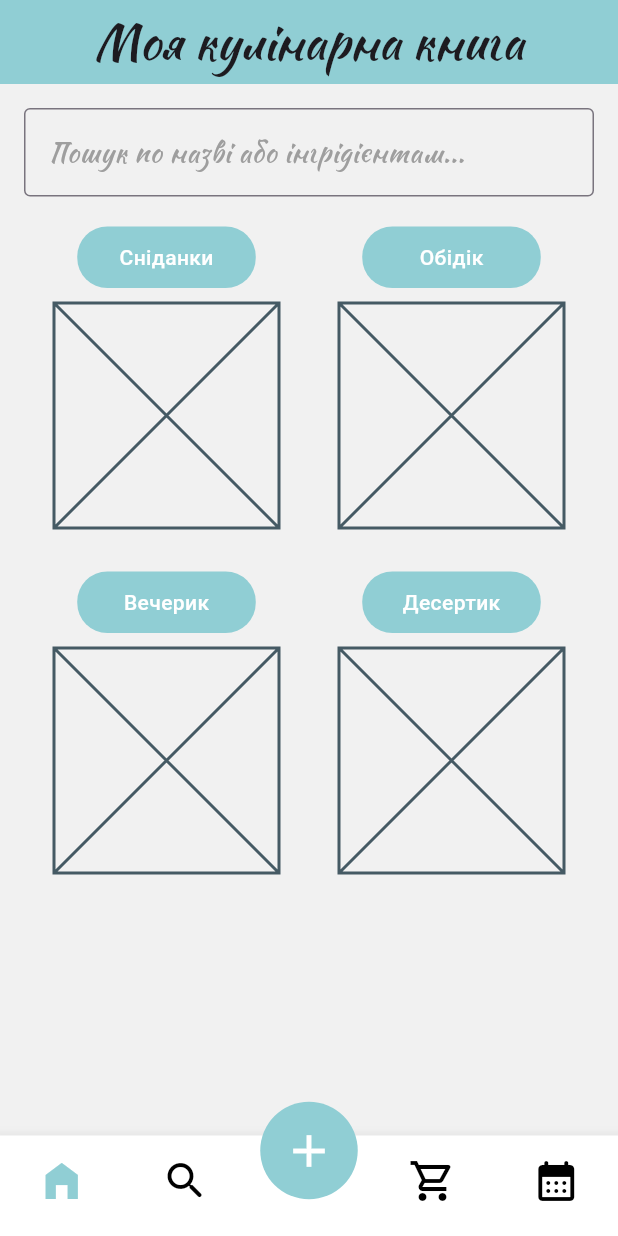
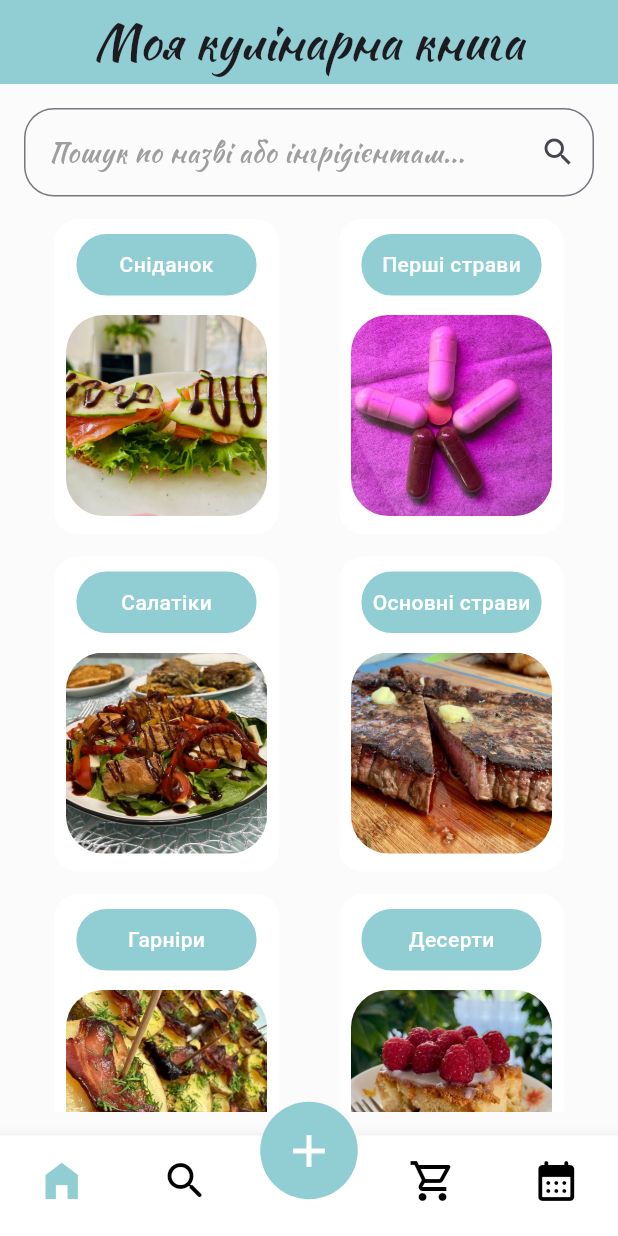
Before and after one commit to Lorekain/dartlearning, a Flutter app: the screen it shows after launch, on a phone screen of 412 x 824 dp. Run offline on Flutter 3.47's test engine with Material 3 defaults, Android fonts, the phone set to English and light mode, and no system bars; project files that could hold a hidden picture were left out.

Commit message:
added routes and scrolling home page

```diff
--- a/cooking_book/cooking_book/lib/main.dart
+++ b/cooking_book/cooking_book/lib/main.dart
@@ -1,5 +1,5 @@
-import 'package:cooking_book/widgets/bottom_navigation_bar.dart';
-import 'package:cooking_book/widgets/category_card.dart';
+import 'package:cooking_book/pages/breakfast.dart';
+import 'package:cooking_book/pages/home.dart';
 import 'package:flutter/material.dart';
 import 'package:flutter/services.dart';
 
@@ -16,80 +16,14 @@ class MainApp extends StatelessWidget {
       systemNavigationBarColor: Colors.white, // Колір навігаційної панелі
       statusBarColor: Colors.transparent, // Колір статус-бару
     ));
-    final String font = 'Miama Nueva';
+
     return MaterialApp(
       debugShowCheckedModeBanner: false,
-      home: Scaffold(
-        appBar: AppBar(
-          title: const Center(
-              child: Text(
-            'Моя кулінарна книга',
-            style: TextStyle(
-              fontFamily: 'Sweet Mavka Script',
-              //   fontWeight: FontWeight.w300,
-              fontSize: 32,
-            ),
-          )),
-          backgroundColor: const Color(0xFF90CED4),
-        ),
-        backgroundColor: const Color.fromARGB(255, 241, 241, 241),
-
-        floatingActionButtonLocation: // Кнопка добавити рецепт
-            FloatingActionButtonLocation.centerDocked,
-        floatingActionButton: Container(
-          margin: const EdgeInsets.only(top: 20),
-          width: 65,
-          height: 65,
-          child: FloatingActionButton(
-            backgroundColor: const Color(0xFF90CED4),
-            shape: const CircleBorder(),
-            elevation: 0,
-            onPressed: () {},
-            child: const Icon(
-              Icons.add,
-              color: Colors.white,
-              size: 36,
-            ),
-          ),
-        ), // Кінець кнопки добавити рецепт
-        bottomNavigationBar: const BottomBar(),
-        body: Padding(
-          padding: const EdgeInsets.all(16.0),
-          child: Column(
-            mainAxisAlignment: MainAxisAlignment.start,
-            children: [
-              TextFormField(
-                decoration: const InputDecoration(
-                    border: OutlineInputBorder(),
-                    hintText: 'Пошук по назві або інгрідієнтам...',
-                    hintStyle: TextStyle(
-                      color: Colors.grey,
-                      fontFamily: 'Sweet Mavka Script',
-                      //  fontWeight: FontWeight.w600,
-                      fontSize: 18,
-                    )),
-              ),
-              const SizedBox(
-                height: 20,
-              ),
-              const Row(
-                mainAxisAlignment: MainAxisAlignment.spaceAround,
-                children: [
-                  CategoryCard(categoryTitle: 'Сніданки'),
-                  CategoryCard(categoryTitle: 'Обідік'),
-                ],
-              ),
-              const Row(
-                mainAxisAlignment: MainAxisAlignment.spaceAround,
-                children: [
-                  CategoryCard(categoryTitle: 'Вечерик'),
-                  CategoryCard(categoryTitle: 'Десертик'),
-                ],
-              ),
-            ],
-          ),
-        ),
-      ),
+      initialRoute: '/',
+      routes: {
+        '/': (context) => const HomePage(),
+        '/breakfast': (context) => const BreakfastPage(),
+      },
     );
   }
 }
--- /dev/null
+++ b/cooking_book/cooking_book/lib/pages/breakfast.dart
@@ -0,0 +1,25 @@
+import 'package:cooking_book/widgets/bottom_navigation_bar.dart';
+import 'package:flutter/material.dart';
+
+class BreakfastPage extends StatelessWidget {
+  const BreakfastPage({super.key});
+
+  @override
+  Widget build(BuildContext context) {
+    return Scaffold(
+      appBar: AppBar(
+        title: const Text(
+          '         Сніданки',
+          style: TextStyle(
+            fontFamily: 'Sweet Mavka Script',
+            //   fontWeight: FontWeight.w300,
+            fontSize: 32,
+          ),
+        ),
+        backgroundColor: const Color(0xFF90CED4),
+      ),
+      body: const Center(child: Text('pisya')),
+      bottomNavigationBar: const BottomBar(),
+    );
+  }
+}
--- /dev/null
+++ b/cooking_book/cooking_book/lib/pages/home.dart
@@ -0,0 +1,141 @@
+import 'package:cooking_book/widgets/bottom_navigation_bar.dart';
+import 'package:cooking_book/widgets/category_card.dart';
+import 'package:flutter/material.dart';
+
+class HomePage extends StatelessWidget {
+  const HomePage({super.key});
+
+  @override
+  Widget build(BuildContext context) {
+    return Scaffold(
+      appBar: AppBar(
+        title: const Center(
+            child: Text(
+          'Моя кулінарна книга',
+          style: TextStyle(
+            fontFamily: 'Sweet Mavka Script',
+            //   fontWeight: FontWeight.w300,
+            fontSize: 32,
+          ),
+        )),
+        backgroundColor: const Color(0xFF90CED4),
+      ),
+      backgroundColor: const Color(0xFFFBFBFB),
+
+      floatingActionButtonLocation: // Кнопка добавити рецепт
+          FloatingActionButtonLocation.centerDocked,
+      floatingActionButton: Container(
+        margin: const EdgeInsets.only(top: 20),
+        width: 65,
+        height: 65,
+        child: FloatingActionButton(
+          backgroundColor: const Color(0xFF90CED4),
+          shape: const CircleBorder(),
+          elevation: 0,
+          onPressed: () {},
+          child: const Icon(
+            Icons.add,
+            color: Colors.white,
+            size: 36,
+          ),
+        ),
+      ), // Кінець кнопки добавити рецепт
+      bottomNavigationBar: const BottomBar(),
+      body: Padding(
+        padding: const EdgeInsets.all(16.0),
+        child: Column(
+          mainAxisAlignment: MainAxisAlignment.start,
+          crossAxisAlignment: CrossAxisAlignment.start,
+          children: [
+            TextFormField(
+              decoration: const InputDecoration(
+                  suffixIcon: Icon(Icons.search),
+                  border: OutlineInputBorder(
+                      borderRadius: BorderRadius.all(Radius.circular(20))),
+                  hintText: 'Пошук по назві або інгрідієнтам...',
+                  hintStyle: TextStyle(
+                    color: Colors.grey,
+
+                    fontFamily: 'Sweet Mavka Script',
+                    //  fontWeight: FontWeight.w600,
+                    fontSize: 18,
+                  )),
+            ),
+            const SizedBox(
+              height: 15,
+            ),
+            const Expanded(
+              child: SingleChildScrollView(
+                child: Column(
+                  children: [
+                    Row(
+                      mainAxisAlignment: MainAxisAlignment.spaceAround,
+                      children: [
+                        CategoryCard(
+                          categoryTitle: 'Сніданок',
+                          imagePath: 'assets/img/breakfast.jpg',
+                        ),
+                        CategoryCard(
+                          categoryTitle: 'Перші страви',
+                          imagePath: 'assets/img/evening.jpg',
+                        ),
+                      ],
+                    ),
+                    SizedBox(
+                      height: 15,
+                    ),
+                    Row(
+                      mainAxisAlignment: MainAxisAlignment.spaceAround,
+                      children: [
+                        CategoryCard(
+                          categoryTitle: 'Салатіки',
+                          imagePath: 'assets/img/salat.jpg',
+                        ),
+                        CategoryCard(
+                          categoryTitle: 'Основні страви',
+                          imagePath: 'assets/img/main_dishes_4.jpg',
+                        ),
+                      ],
+                    ),
+                    SizedBox(
+                      height: 15,
+                    ),
+                    Row(
+                      mainAxisAlignment: MainAxisAlignment.spaceAround,
+                      children: [
+                        CategoryCard(
+                          categoryTitle: 'Гарніри',
+                          imagePath: 'assets/img/main_dishes.jpg',
+                        ),
+                        CategoryCard(
+                          categoryTitle: 'Десерти',
+                          imagePath: 'assets/img/deserts.jpg',
+                        ),
+                      ],
+                    ),
+                    SizedBox(
+                      height: 15,
+                    ),
+                    Row(
+                      mainAxisAlignment: MainAxisAlignment.spaceAround,
+                      children: [
+                        CategoryCard(
+                          categoryTitle: 'Напої',
+                          imagePath: 'assets/img/main_dishes.jpg',
+                        ),
+                        CategoryCard(
+                          categoryTitle: 'Перекус',
+                          imagePath: 'assets/img/salat_2.jpg',
+                        ),
+                      ],
+                    ),
+                  ],
+                ),
+              ),
+            )
+          ],
+        ),
+      ),
+    );
+  }
+}
--- a/cooking_book/cooking_book/lib/widgets/category_card.dart
+++ b/cooking_book/cooking_book/lib/widgets/category_card.dart
@@ -2,20 +2,34 @@ import "package:flutter/material.dart";
 
 class CategoryCard extends StatelessWidget {
   final String? categoryTitle;
-  const CategoryCard({super.key, required this.categoryTitle});
+  final String imagePath;
+  const CategoryCard(
+      {super.key, required this.categoryTitle, required this.imagePath});
 
   @override
   Widget build(
     BuildContext context,
   ) {
     return Container(
-      color: const Color.fromARGB(255, 241, 241, 241),
+      padding: const EdgeInsets.only(top: 10),
+      decoration: BoxDecoration(
+        borderRadius: BorderRadius.circular(16),
+        //   boxShadow: [
+        //  BoxShadow(
+        // color: Colors.black,
+        //   color: Color(0xFFFBFBFB), // Колір тіні з прозорістю
+        // spreadRadius: 1, // Радіус розширення тіні
+        //blurRadius: 3, // Радіус розмиття тіні
+        // offset: Offset(0, 3), // Зміщення тіні (x, y)
+        //    ),
+        //  ],
+        color: Colors.white,
+      ),
       width: 150,
-      height: 230,
-      child: Column(
-        children: [
+      height: 210,
+      child: Column(children: [
         Container(
-            width: 119,
+          width: 120,
           height: 41,
           decoration: BoxDecoration(
             borderRadius: BorderRadius.circular(20),
@@ -31,14 +45,21 @@ class CategoryCard extends StatelessWidget {
           )),
         ),
         const SizedBox(
-            height: 10,
+          height: 5,
         ),
-          const Placeholder(
-            fallbackHeight: 150,
-            fallbackWidth: 150,
+        InkWell(
+          onTap: () {
+            Navigator.pushNamed(context, '/breakfast');
+          },
+          child: Container(
+            margin: const EdgeInsets.all(8),
+            child: ClipRRect(
+              borderRadius: BorderRadius.circular(25),
+              child: Image.asset(imagePath),
             ),
-        ],
           ),
+        ),
+      ]),
     );
   }
 }
--- a/cooking_book/cooking_book/pubspec.yaml
+++ b/cooking_book/cooking_book/pubspec.yaml
@@ -19,6 +19,7 @@ flutter:
   uses-material-design: true
   assets:
     - assets/fonts/
+    - assets/img/
   fonts:
     - family: Sweet Mavka Script
       fonts:
```
Also changed, not shown: cooking_book/cooking_book/assets/img/breakfast.jpg (added), cooking_book/cooking_book/assets/img/deserts.jpg (added), cooking_book/cooking_book/assets/img/dinner.jpg (added), cooking_book/cooking_book/assets/img/evening.jpg (added), cooking_book/cooking_book/assets/img/main_dishes.jpg (added), cooking_book/cooking_book/assets/img/main_dishes_2.jpg (added), cooking_book/cooking_book/assets/img/main_dishes_3.jpg (added), cooking_book/cooking_book/assets/img/main_dishes_4.jpg (added), cooking_book/cooking_book/assets/img/salat.jpg (added), cooking_book/cooking_book/assets/img/salat_2.jpg (added). Lines whose indentation alone changed are shown as unchanged.
